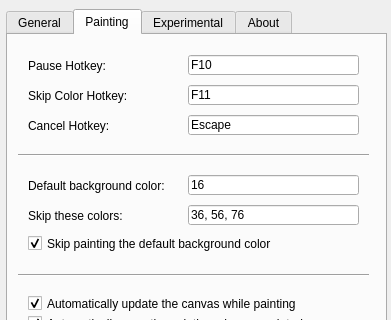
This is rustdavinci/ui/settings/settingsui.ui in alexemanuelol/rustdavinci as Qt 5 draws it before an edit; both pictures show x 0 to 391 and y 0 to 320 of the 391 by 510 pixel window. The edited form follows.
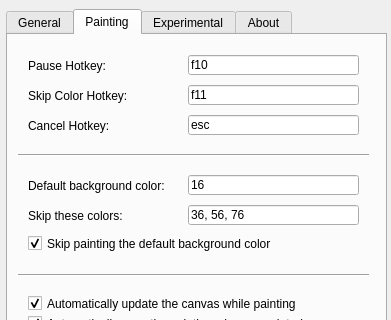
This is the edited form. The open tabs and pages were chosen to show the change. Icons and pictures are not drawn.

Commit message: Add functionality for user input for which button should be used for pause, skip and exit

Patch:
```diff
--- a/rustdavinci/ui/settings/settingsui.ui
+++ b/rustdavinci/ui/settings/settingsui.ui
@@ -336,7 +336,7 @@
       </rect>
      </property>
      <property name="text">
-      <string>F10</string>
+      <string>f10</string>
      </property>
     </widget>
     <widget class="QLabel" name="label_10">
@@ -375,7 +375,7 @@
       </rect>
      </property>
      <property name="text">
-      <string>F11</string>
+      <string>f11</string>
      </property>
     </widget>
     <widget class="QLabel" name="label_12">
@@ -401,7 +401,7 @@
       </rect>
      </property>
      <property name="text">
-      <string>Escape</string>
+      <string>esc</string>
      </property>
     </widget>
     <widget class="Line" name="line_2">
```
The commit also changes 4 other files.
